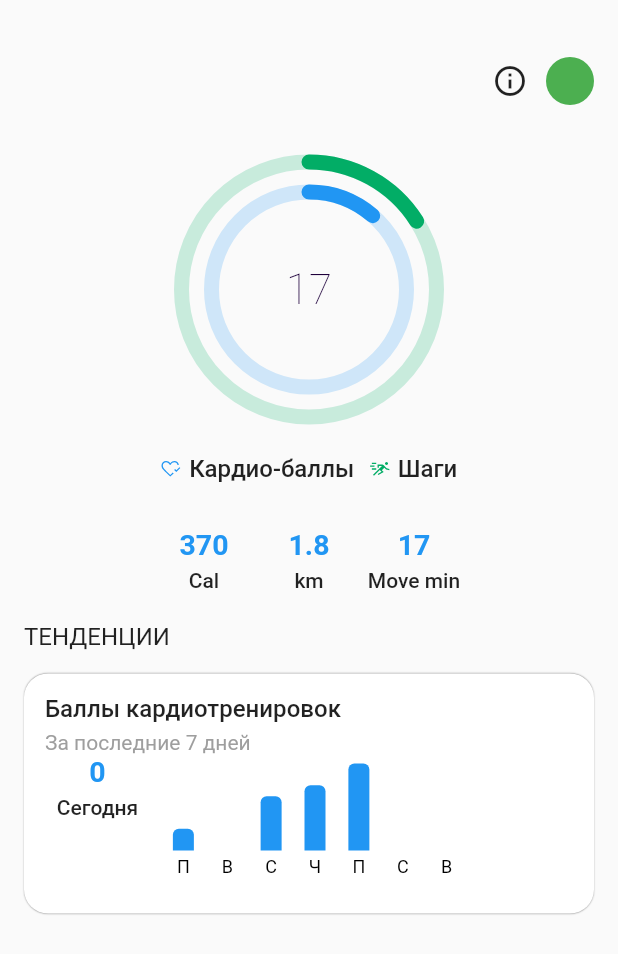
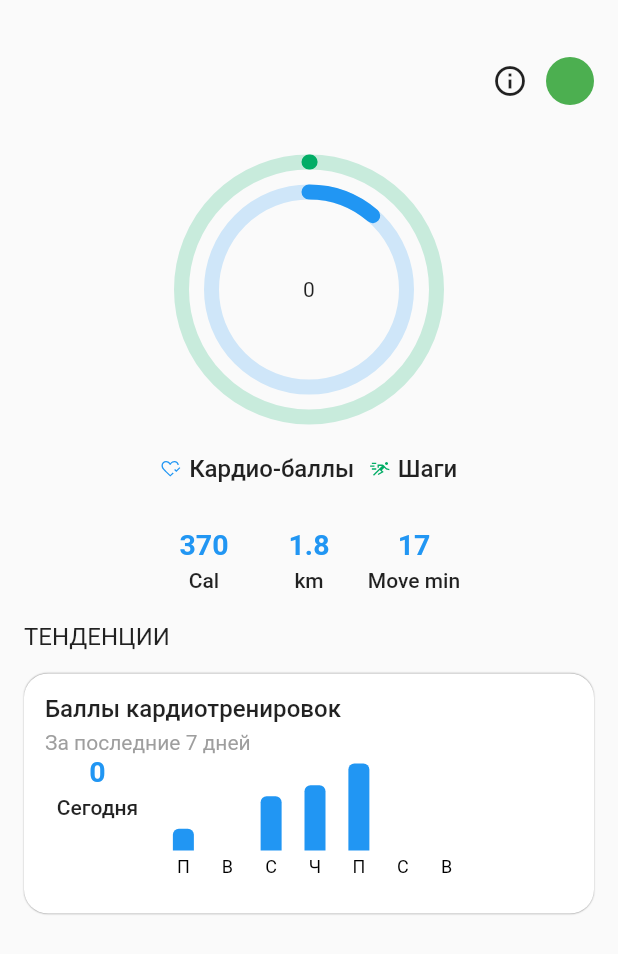
Before and after one commit to neverewer/Stepel, a Flutter app: the screen it shows after launch, after a tap on "Next", after a tap on "Skip", on a phone screen of 412 x 824 dp. Shown: the top 954 px of the screen. Run offline on Flutter 3.47's test engine with Material 2 defaults, Android fonts, the light colour scheme and no system bars; drawn by our look-alikes of fl_chart, sleek_circular_slider; our stand-ins replace auto_route, equatable, flutter_bloc, flutter_svg, pedometer, permission_handler and 2 more; statements that could not run were skipped.

Commit message:
Add service to step counting(not full complete)

```diff
--- /dev/null
+++ b/lib/blocks/home_page/home_page_cubit.dart
@@ -0,0 +1,26 @@
+import 'dart:async';
+
+import 'package:flutter_bloc/flutter_bloc.dart';
+import 'package:stepel/blocks/home_page/home_page_state.dart';
+import 'package:stepel/services/pedometr_service.dart';
+
+class HomePageCubit extends Cubit<HomePageState> {
+  PedometrService pedometrService = PedometrService.getInstance();
+
+  HomePageCubit() : super(InitialHomePageState()) {
+    init();
+  }
+
+  late StreamSubscription dataStreamSubscription;
+
+  void init() async {
+    await pedometrService.init();
+    dataStreamSubscription = pedometrService.dataStream.stream.listen((event) => emit(LoadedHomePageState(
+        steps: event[0] as int, calories: (event[1] as double).toInt(), distance: event[2] as double)));
+    emit(LoadedHomePageState(
+        steps: pedometrService.stepCount,
+        calories: pedometrService.calories.toInt(),
+        distance: pedometrService.distance,
+        stepsTarget: pedometrService.stepTarget));
+  }
+}
--- /dev/null
+++ b/lib/blocks/home_page/home_page_state.dart
@@ -0,0 +1,20 @@
+import 'package:equatable/equatable.dart';
+
+abstract class HomePageState extends Equatable {}
+
+class InitialHomePageState extends HomePageState {
+  @override
+  List<Object?> get props => throw UnimplementedError();
+}
+
+class LoadedHomePageState extends HomePageState {
+  final int? steps;
+  final int? calories;
+  final double? distance;
+  final int? stepsTarget;
+
+  LoadedHomePageState({this.stepsTarget, this.steps, this.calories, this.distance});
+
+  @override
+  List<Object?> get props => [steps, calories, distance];
+}
--- a/lib/main.dart
+++ b/lib/main.dart
@@ -5,6 +5,7 @@ void main() async {
   WidgetsFlutterBinding.ensureInitialized();
   var appRouter = AppRouter();
   await appRouter.init();
+  // await PedometrService.getInstance().init();
   runApp(MainApp(
     appRouter: appRouter,
   ));
--- a/lib/pages/home_page/home_page.dart
+++ b/lib/pages/home_page/home_page.dart
@@ -1,7 +1,10 @@
 import 'package:auto_route/auto_route.dart';
 import 'package:flutter/material.dart';
+import 'package:flutter_bloc/flutter_bloc.dart';
 import 'package:flutter_svg/flutter_svg.dart';
 import 'package:sleek_circular_slider/sleek_circular_slider.dart';
+import 'package:stepel/blocks/home_page/home_page_cubit.dart';
+import 'package:stepel/blocks/home_page/home_page_state.dart';
 import 'package:stepel/widgets/bar_chart.dart';
 
 @RoutePage()
@@ -10,41 +13,51 @@ class HomePage extends StatelessWidget {
 
   @override
   Widget build(BuildContext context) {
-    return const Scaffold(
+    return BlocProvider(
+        create: (_) => HomePageCubit(),
+        child: BlocBuilder<HomePageCubit, HomePageState>(builder: (context, state) {
+          if (state is InitialHomePageState) {
+            return const Center(child: CircularProgressIndicator());
+          } else if (state is LoadedHomePageState) {
+            return Scaffold(
                 body: Padding(
-      padding: EdgeInsets.only(top: 30, right: 16, left: 16),
+              padding: const EdgeInsets.only(top: 30, right: 16, left: 16),
               child: Column(
                 crossAxisAlignment: CrossAxisAlignment.center,
                 children: [
-          AppBar(),
-          SizedBox(
+                  const AppBar(),
+                  const SizedBox(
                     height: 25,
                   ),
-          Chart(),
-          SizedBox(
+                  Chart(steps: state.steps!),
+                  const SizedBox(
                     height: 20,
                   ),
-          ChartBottomLabel(),
-          SizedBox(
+                  const ChartBottomLabel(),
+                  const SizedBox(
                     height: 30,
                   ),
-          StatisticLine(),
-          SizedBox(
+                  const StatisticLine(),
+                  const SizedBox(
                     height: 20,
                   ),
-          Align(
+                  const Align(
                       alignment: Alignment.centerLeft,
                       child: Text(
                         'ТЕНДЕНЦИИ',
                         style: TextStyle(fontSize: 16, fontWeight: FontWeight.w400),
                       )),
-          SizedBox(
+                  const SizedBox(
                     height: 15,
                   ),
-          TrendsBox(),
+                  const TrendsBox(),
                 ],
               ),
             ));
+          } else {
+            return const SizedBox();
+          }
+        }));
   }
 }
 
@@ -137,7 +150,8 @@ class StatisticBox extends StatelessWidget {
 }
 
 class Chart extends StatelessWidget {
-  const Chart({super.key});
+  const Chart({super.key, required this.steps});
+  final int steps;
 
   @override
   Widget build(BuildContext context) {
@@ -162,10 +176,10 @@ class Chart extends StatelessWidget {
               },
             )),
         min: 0,
-        max: 8000,
-        initialValue: 1280,
+        max: 100,
+        initialValue: steps > 100 ? 100 : steps.toDouble(),
         innerWidget: (value) {
-          return const SizedBox();
+          return Center(child: Text(steps.toString()));
         },
       ),
       SleekCircularSlider(
@@ -189,7 +203,11 @@ class Chart extends StatelessWidget {
             )),
         min: 0,
         max: 150,
-          initialValue: 17)
+        initialValue: 17,
+        innerWidget: (value) {
+          return const SizedBox();
+        },
+      )
     ]);
   }
 }
--- /dev/null
+++ b/lib/services/pedometr_service.dart
@@ -0,0 +1,115 @@
+import 'dart:async';
+import 'package:pedometer/pedometer.dart';
+import 'package:permission_handler/permission_handler.dart';
+
+class PedometrService {
+  static PedometrService? instance;
+
+  PedometrService._();
+
+  static PedometrService getInstance() {
+    instance ??= PedometrService._();
+    return instance!;
+  }
+
+  int stepCount = 0;
+  double distance = 0.0;
+  double calories = 0.0;
+  int walkingTimeInSeconds = 0;
+  int preStepCount = 0;
+  int stepTarget = 8000;
+
+  StreamController<List<Object>> dataStream = StreamController<List<Object>>();
+
+  late StreamSubscription<StepCount> _stepCountSubscription;
+
+  Future init() async {
+    if (await Permission.activityRecognition.request().isGranted) {
+      _stepCountSubscription = Pedometer.stepCountStream.listen((StepCount event) {
+        if (preStepCount == 0) {
+          preStepCount = event.steps;
+        }
+        stepCount = event.steps - preStepCount;
+        calories = stepCount * 0.04;
+        distance = stepCount * 0.0008;
+        dataStream.add([stepCount, calories, distance]);
+      });
+    }
+  }
+
+  // double getValue(double x, double y, double z) {
+  //   double magnitude = sqrt(x * x + y * y + z * z);
+  //   getPreviousValue();
+  //   double modDistance = magnitude - preValue;
+  //   setPreviousValue(modDistance);
+  //   return modDistance;
+  // }
+
+  // void setPreviousValue(double distance) async {
+  //   var _prefs = await SharedPreferences.getInstance();
+  //   _prefs.setDouble('preValue', distance);
+  // }
+
+  // void getPreviousValue() async {
+  //   var _prefs = await SharedPreferences.getInstance();
+  //   preValue = _prefs.getDouble('preValue') ?? 0.0;
+  // }
+
+  // void stopCountingSteps() {
+  //   stopStepCounting();
+  //   stopWalkingTimeCounting();
+  //   _pedestrianStatusSubscription.cancel();
+  // }
+
+  // void startStepCounting() {
+  //   _stepCountSubscription = Pedometer.stepCountStream.listen((StepCount event) {
+  //     stepCount = event.steps;
+  //     calories = stepCount * 0.04;
+  //     distance = stepCount * 0.0008;
+  //   });
+  // }
+
+  // void stopStepCounting() {
+  //   _stepCountSubscription.cancel();
+  // }
+
+//   void startDistanceCounting() {
+// _positionSubscription = Geolocator.getPositionStream().listen((Position position) {
+//       Geolocator.distanceBetween(
+//           position.latitude,
+//           position.longitude,
+//           position.latitude,
+//           position.longitude,
+//         ).then((double calculatedDistance) {
+//           distance += calculatedDistance;
+//         });
+//     });
+//   }
+
+  // void stopDistanceCounting() {
+  //   _distanceSubscription.cancel();
+  // }
+
+  // void startCaloriesCounting() {
+  //   _stepCountSubscription = Pedometer.stepCountStream.listen((int steps) {
+  //     calories = steps * 0.04; // Примерный расчет калорий на основе количества шагов
+  //   });
+  // }
+
+  // void stopCaloriesCounting() {
+  //   _stepCountSubscription?.cancel();
+  //   _stepCountSubscription = null;
+  // }
+
+  // void startWalkingTimeCounting() {
+  //   _positionSubscription = Geolocator.getPositionStream().listen((Position position) {
+  //     if (position.speed > 0) {
+  //       walkingTimeInSeconds++;
+  //     }
+  //   });
+  // }
+
+  // void stopWalkingTimeCounting() {
+  //   _positionSubscription.cancel();
+  // }
+}
```
Also changed, not shown: pubspec.yaml (+7 -0 lines), pubspec.lock, 6 other files. Lines whose indentation alone changed are shown as unchanged.
